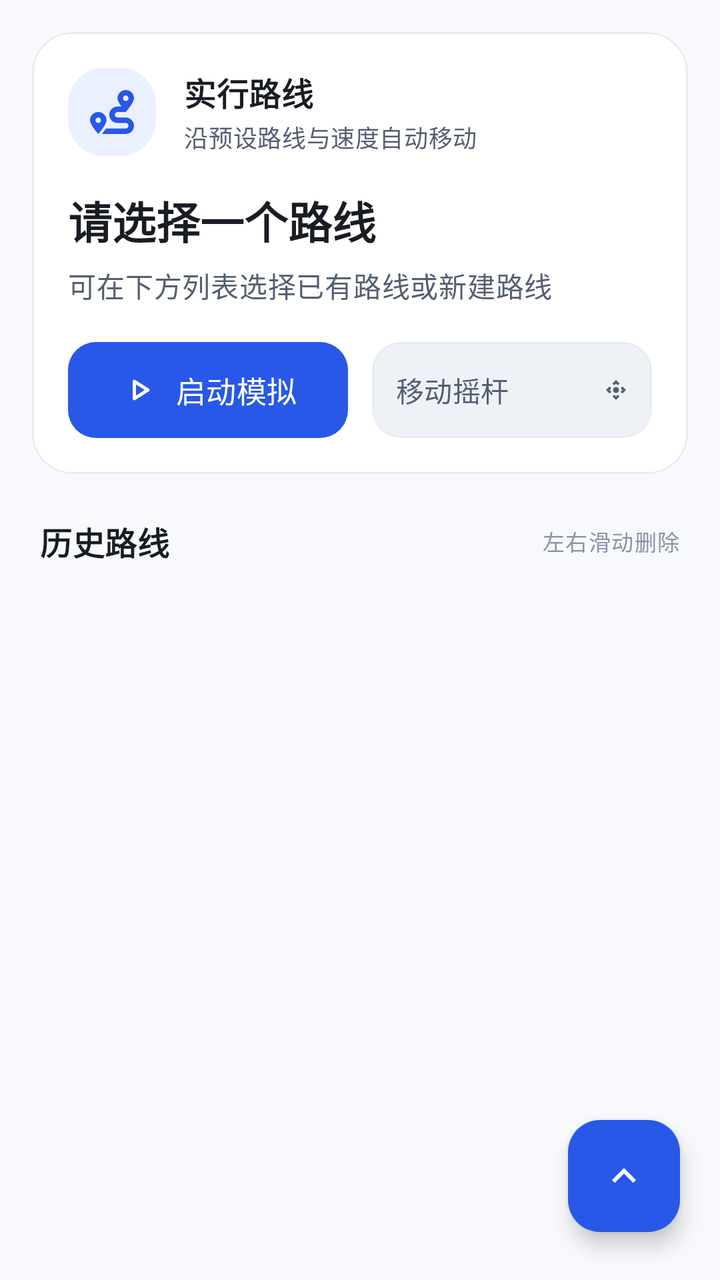
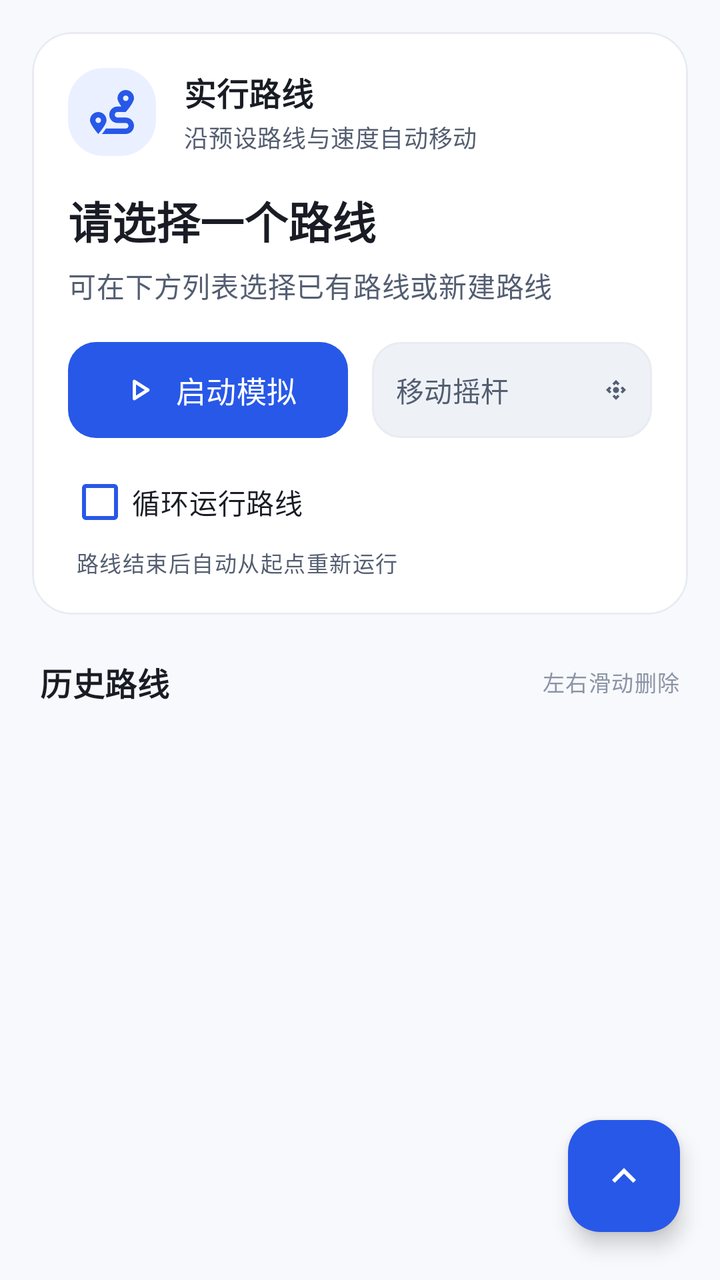

Screens rendered from an Android XML layout before and after an edit, with the pre-edit source and the edit as a unified diff.
<!-- AndroidManifest.xml: application theme AppTheme -->
<!-- res/layout/fragment_route_mock.xml -->
<?xml version="1.0" encoding="utf-8"?>
<androidx.coordinatorlayout.widget.CoordinatorLayout xmlns:android="http://schemas.android.com/apk/res/android"
    xmlns:app="http://schemas.android.com/apk/res-auto"
    xmlns:tools="http://schemas.android.com/tools"
    android:layout_width="match_parent"
    android:layout_height="match_parent"
    android:background="@color/awalocation_background"
    android:clipChildren="false"
    android:clipToPadding="false"
    tools:context=".ui.mock.RouteMockFragment">

    <LinearLayout
        android:layout_width="match_parent"
        android:layout_height="match_parent"
        android:orientation="vertical"
        android:paddingStart="16dp"
        android:paddingTop="16dp"
        android:paddingEnd="16dp">

        
        <com.google.android.material.card.MaterialCardView
            android:id="@+id/mock_location_card"
            style="@style/Awalocation.Card"
            android:layout_width="match_parent"
            android:layout_height="wrap_content"
            app:cardBackgroundColor="@color/awalocation_surface"
            app:cardCornerRadius="20dp"
            app:cardElevation="0dp"
            app:contentPadding="18dp"
            app:strokeColor="@color/awalocation_outline_variant"
            app:strokeWidth="1dp">

            <LinearLayout
                android:layout_width="match_parent"
                android:layout_height="wrap_content"
                android:orientation="vertical">

                <LinearLayout
                    android:layout_width="match_parent"
                    android:layout_height="wrap_content"
                    android:gravity="center_vertical"
                    android:orientation="horizontal">

                    <ImageView
                        android:layout_width="44dp"
                        android:layout_height="44dp"
                        android:background="@drawable/bg_header_mark"
                        android:contentDescription="@null"
                        android:padding="11dp"
                        app:srcCompat="@drawable/baseline_route_24"
                        app:tint="@color/awalocation_primary" />

                    <LinearLayout
                        android:layout_width="0dp"
                        android:layout_height="wrap_content"
                        android:layout_marginStart="14dp"
                        android:layout_weight="1"
                        android:orientation="vertical">

                        <TextView
                            android:layout_width="wrap_content"
                            android:layout_height="wrap_content"
                            android:text="@string/target_route"
                            android:textAppearance="@style/Awalocation.SectionTitle" />

                        <TextView
                            android:layout_width="wrap_content"
                            android:layout_height="wrap_content"
                            android:layout_marginTop="2dp"
                            android:text="沿预设路线与速度自动移动"
                            android:textAppearance="@style/Awalocation.BodySecondary"
                            android:textSize="12sp" />
                    </LinearLayout>
                </LinearLayout>

                <TextView
                    android:id="@+id/mock_route_name"
                    android:layout_width="match_parent"
                    android:layout_height="wrap_content"
                    android:layout_marginTop="16dp"
                    android:ellipsize="end"
                    android:maxLines="1"
                    android:text="@string/none_route"
                    android:textAppearance="@style/TextAppearance.Material3.TitleLarge"
                    android:textColor="@color/awalocation_text_color"
                    android:textStyle="bold" />

                <TextView
                    android:layout_width="match_parent"
                    android:layout_height="wrap_content"
                    android:layout_marginTop="6dp"
                    android:text="可在下方列表选择已有路线或新建路线"
                    android:textAppearance="@style/Awalocation.BodySecondary" />

                <LinearLayout
                    android:layout_width="match_parent"
                    android:layout_height="wrap_content"
                    android:layout_marginTop="18dp"
                    android:baselineAligned="false"
                    android:orientation="horizontal">

                    <com.google.android.material.button.MaterialButton
                        android:id="@+id/switch_mock"
                        style="@style/Awalocation.Button"
                        android:layout_width="0dp"
                        android:layout_height="48dp"
                        android:layout_weight="1"
                        android:text="@string/start_mock"
                        app:cornerRadius="14dp"
                        app:elevation="1dp"
                        app:icon="@drawable/rounded_play_arrow_24" />

                    <CheckedTextView
                        android:id="@+id/rocker"
                        android:layout_width="0dp"
                        android:layout_height="48dp"
                        android:layout_marginStart="12dp"
                        android:layout_weight="1"
                        android:background="@drawable/bg_rocker_toggle"
                        android:checked="false"
                        android:checkMark="@drawable/baseline_control_camera_24"
                        android:checkMarkTint="@color/rocker_text_color"
                        android:gravity="center"
                        android:paddingStart="12dp"
                        android:paddingEnd="12dp"
                        android:text="@string/rocker"
                        android:textAppearance="@style/TextAppearance.Material3.LabelLarge"
                        android:textColor="@color/rocker_text_color" />
                </LinearLayout>
            </LinearLayout>
        </com.google.android.material.card.MaterialCardView>

        
        <LinearLayout
            android:layout_width="match_parent"
            android:layout_height="wrap_content"
            android:layout_marginStart="4dp"
            android:layout_marginTop="22dp"
            android:layout_marginEnd="4dp"
            android:layout_marginBottom="10dp"
            android:gravity="center_vertical"
            android:orientation="horizontal">

            <TextView
                android:layout_width="0dp"
                android:layout_height="wrap_content"
                android:layout_weight="1"
                android:text="@string/history_route"
                android:textAppearance="@style/Awalocation.SectionTitle" />

            <TextView
                android:layout_width="wrap_content"
                android:layout_height="wrap_content"
                android:text="左右滑动删除"
                android:textAppearance="@style/TextAppearance.Material3.LabelSmall"
                android:textColor="@color/awalocation_hint_color" />
        </LinearLayout>

        <androidx.recyclerview.widget.RecyclerView
            android:id="@+id/historical_route_list"
            android:layout_width="match_parent"
            android:layout_height="0dp"
            android:layout_weight="1"
            android:clipToPadding="false"
            android:paddingBottom="96dp"
            android:scrollbars="none" />
    </LinearLayout>

    
    <LinearLayout
        android:layout_width="wrap_content"
        android:layout_height="wrap_content"
        android:layout_gravity="bottom|end"
        android:layout_marginEnd="20dp"
        android:layout_marginBottom="24dp"
        android:clipChildren="false"
        android:clipToPadding="false"
        android:gravity="center_horizontal"
        android:orientation="vertical">

        <com.google.android.material.floatingactionbutton.FloatingActionButton
            android:id="@+id/fab_add_route"
            android:layout_width="wrap_content"
            android:layout_height="wrap_content"
            android:layout_marginBottom="14dp"
            android:contentDescription="@string/add_route"
            android:visibility="gone"
            app:backgroundTint="@color/awalocation_surface"
            app:borderWidth="0dp"
            app:elevation="4dp"
            app:fabSize="mini"
            app:srcCompat="@drawable/baseline_add_location_24"
            app:tint="@color/awalocation_primary" />

        <com.google.android.material.floatingactionbutton.FloatingActionButton
            android:id="@+id/fab"
            android:layout_width="wrap_content"
            android:layout_height="wrap_content"
            android:contentDescription="@string/quick_actions"
            app:backgroundTint="@color/awalocation_primary"
            app:borderWidth="0dp"
            app:elevation="6dp"
            app:fabSize="normal"
            app:srcCompat="@drawable/baseline_keyboard_arrow_up_24"
            app:tint="@color/awalocation_on_primary" />
    </LinearLayout>

</androidx.coordinatorlayout.widget.CoordinatorLayout>
<!-- resources referenced by this layout -->
<resources>
  <color name="awalocation_background">#F8F9FC</color>
  <color name="awalocation_hint_color">#8A94A6</color>
  <color name="awalocation_on_primary">#FFFFFF</color>
  <color name="awalocation_outline_variant">#E8ECF2</color>
  <color name="awalocation_primary">#2858E8</color>
  <color name="awalocation_surface">#FFFFFF</color>
  <color name="awalocation_text_color">#191C24</color>
  <!-- drawable baseline_keyboard_arrow_up_24 (drawable) -->
  <vector xmlns:android="http://schemas.android.com/apk/res/android" android:autoMirrored="true" android:height="24dp" android:tint="#FFFFFF" android:viewportHeight="24" android:viewportWidth="24" android:width="24dp">
        
      <path android:fillColor="@android:color/white" android:pathData="M7.41,15.41L12,10.83l4.59,4.58L18,14l-6,-6 -6,6z"/>
      
  </vector>
  <!-- drawable bg_header_mark (drawable) -->
  <?xml version="1.0" encoding="utf-8"?>
  <shape xmlns:android="http://schemas.android.com/apk/res/android" android:shape="rectangle">
      <solid android:color="@color/awalocation_primary_container" />
      <corners android:radius="18dp" />
  </shape>
  <string name="add_route">创建路线</string>
  <string name="history_route">历史路线</string>
  <string name="none_route">请选择一个路线</string>
  <string name="quick_actions">快捷操作</string>
  <string name="rocker">移动摇杆</string>
  <string name="start_mock">启动模拟</string>
  <string name="target_route">实行路线</string>
  <style name="Awalocation.BodySecondary" parent="TextAppearance.Material3.BodyMedium">
          <item name="android:textColor">@color/awalocation_on_surface_variant</item>
      </style>
  <style name="Awalocation.Button" parent="Widget.Material3.Button">
          <item name="android:textAllCaps">false</item>
          <item name="android:textSize">15sp</item>
          <item name="android:minHeight">48dp</item>
          <item name="android:insetTop">0dp</item>
          <item name="android:insetBottom">0dp</item>
          <item name="cornerSize">14dp</item>
          <item name="iconGravity">textStart</item>
          <item name="iconPadding">8dp</item>
          <item name="iconSize">20dp</item>
      </style>
  <style name="Awalocation.SectionTitle" parent="TextAppearance.Material3.TitleMedium">
          <item name="android:textColor">@color/awalocation_text_color</item>
          <item name="android:textStyle">bold</item>
      </style>
  <color name="awalocation_primary_container">#EAF0FF</color>
  <color name="awalocation_surface_variant">#EEF2F7</color>
  <color name="awalocation_on_surface_variant">#545E71</color>
  <color name="awalocation_on_primary_container">#12328A</color>
  <color name="awalocation_secondary">#4D596B</color>
  <color name="awalocation_on_secondary">#FFFFFF</color>
  <color name="awalocation_secondary_container">#E2E7EE</color>
  <color name="awalocation_on_secondary_container">#182330</color>
  <color name="awalocation_on_surface">#191C24</color>
  <color name="awalocation_outline">#CFD7E4</color>
  <color name="theme_focused_touch">#142858E8</color>
  <style name="Awalocation.SearchViewStyle" parent="Widget.AppCompat.SearchView" />
  <style name="Awalocation.SliderTheme" parent="Widget.Material3.Slider">
          <item name="labelBehavior">gone</item>
      </style>
  <style name="Awalocation.MaterialAlertDialog" parent="ThemeOverlay.Material3.MaterialAlertDialog">
          <item name="shapeAppearanceCornerLarge">@style/Awalocation.ShapeAppearance.Dialog</item>
          <item name="colorSurface">@color/awalocation_surface</item>
      </style>
  <style name="Awalocation.ShapeAppearance.Dialog" parent="ShapeAppearance.Material3.Corner.Large">
          <item name="cornerSize">24dp</item>
      </style>
  <!-- unchanged entries left out for length: 7 -->
</resources>

<!-- the commit's change to res/layout/fragment_route_mock.xml (unified diff, before → after) -->
@@ -127,6 +127,26 @@
                         android:textAppearance="@style/TextAppearance.Material3.LabelLarge"
                         android:textColor="@color/rocker_text_color" />
                 </LinearLayout>
+
+                <com.google.android.material.checkbox.MaterialCheckBox
+                    android:id="@+id/route_loop"
+                    android:layout_width="match_parent"
+                    android:layout_height="wrap_content"
+                    android:layout_marginTop="10dp"
+                    android:minHeight="44dp"
+                    android:text="@string/route_loop"
+                    android:textAppearance="@style/TextAppearance.Material3.BodyMedium"
+                    android:textColor="@color/awalocation_text_color"
+                    app:buttonTint="@color/awalocation_primary" />
+
+                <TextView
+                    android:layout_width="match_parent"
+                    android:layout_height="wrap_content"
+                    android:layout_marginStart="4dp"
+                    android:layout_marginTop="0dp"
+                    android:text="@string/route_loop_desc"
+                    android:textAppearance="@style/TextAppearance.Material3.LabelSmall"
+                    android:textColor="@color/awalocation_on_surface_variant" />
             </LinearLayout>
         </com.google.android.material.card.MaterialCardView>
 
<!-- resource entries referenced after the edit -->
@@ -24,6 +24,8 @@
   <string name="none_route">请选择一个路线</string>
   <string name="quick_actions">快捷操作</string>
   <string name="rocker">移动摇杆</string>
+  <string name="route_loop">循环运行路线</string>
+  <string name="route_loop_desc">路线结束后自动从起点重新运行</string>
   <string name="start_mock">启动模拟</string>
   <string name="target_route">实行路线</string>
   <style name="Awalocation.BodySecondary" parent="TextAppearance.Material3.BodyMedium">
